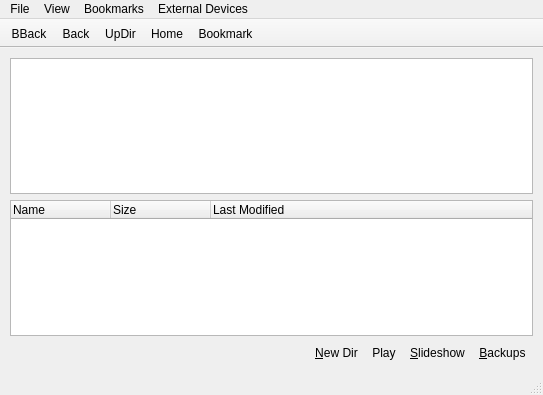
Before: the Qt Designer form lumina/lumina-fm/MainUI.ui in trueos/pcbsd, drawn with Qt 5.
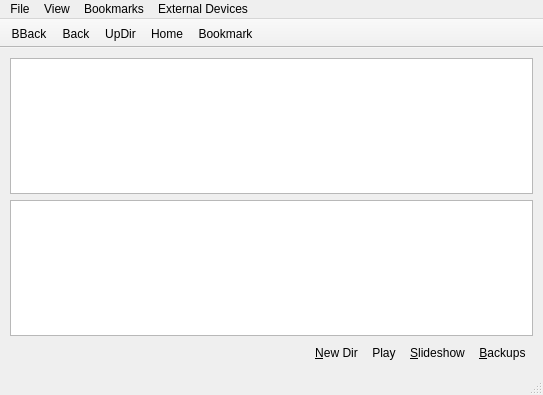
After: the same form once the commit is applied.

Commit message: Redo the lumina-fm backend browser widgets so that they switch between directories about 100x faster.

Diff of the .ui file:
```diff
--- a/lumina/lumina-fm/MainUI.ui
+++ b/lumina/lumina-fm/MainUI.ui
@@ -62,22 +62,19 @@
            </widget>
           </item>
           <item>
-           <widget class="QTreeWidget" name="tree_dir_widget">
+           <widget class="QTreeView" name="tree_dir_view">
             <property name="contextMenuPolicy">
              <enum>Qt::CustomContextMenu</enum>
             </property>
             <property name="selectionMode">
              <enum>QAbstractItemView::ExtendedSelection</enum>
             </property>
-            <property name="iconSize">
-             <size>
-              <width>22</width>
-              <height>22</height>
-             </size>
-            </property>
             <property name="indentation">
              <number>0</number>
             </property>
+            <property name="rootIsDecorated">
+             <bool>false</bool>
+            </property>
             <property name="uniformRowHeights">
              <bool>true</bool>
             </property>
@@ -85,35 +82,20 @@
              <bool>false</bool>
             </property>
             <property name="sortingEnabled">
-             <bool>false</bool>
+             <bool>true</bool>
             </property>
             <property name="expandsOnDoubleClick">
              <bool>false</bool>
             </property>
-            <attribute name="headerDefaultSectionSize">
-             <number>100</number>
+            <attribute name="headerCascadingSectionResizes">
+             <bool>true</bool>
             </attribute>
             <attribute name="headerMinimumSectionSize">
-             <number>70</number>
+             <number>30</number>
             </attribute>
-            <attribute name="headerShowSortIndicator" stdset="0">
-             <bool>false</bool>
+            <attribute name="headerStretchLastSection">
+             <bool>true</bool>
             </attribute>
-            <column>
-             <property name="text">
-              <string notr="true">Name</string>
-             </property>
-            </column>
-            <column>
-             <property name="text">
-              <string>Size</string>
-             </property>
-            </column>
-            <column>
-             <property name="text">
-              <string>Last Modified</string>
-             </property>
-            </column>
            </widget>
           </item>
           <item>
```
Left out of the diff: 9 changed lines with no effect on the pictures. The commit also changes 4 other files.
